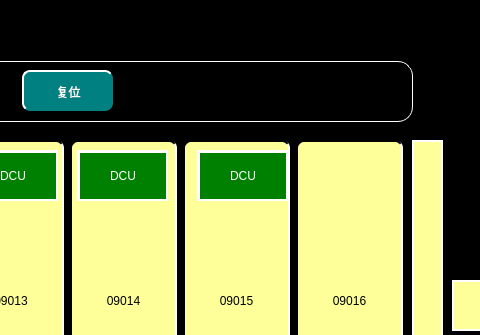
mayue-crrc/ShenyangMetro9DB, file vehicleresetpage.ui: the form before one commit; both pictures show x 428 to 908 and y 0 to 335 of the 1024 by 686 pixel window.
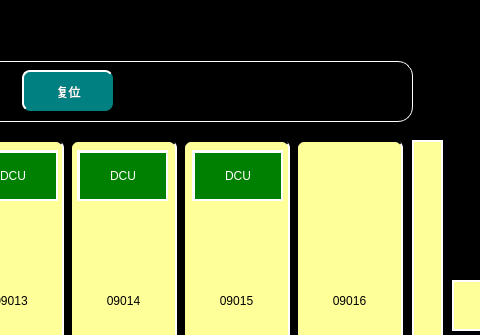
The form after the commit. Icons and pictures are not drawn.

Patch:
```diff
--- a/vehicleresetpage.ui
+++ b/vehicleresetpage.ui
@@ -34,7 +34,7 @@
   <widget class="QLabel" name="EBStateMP2lbl">
    <property name="geometry">
     <rect>
-     <x>625</x>
+     <x>620</x>
      <y>150</y>
      <width>91</width>
      <height>51</height>
```
